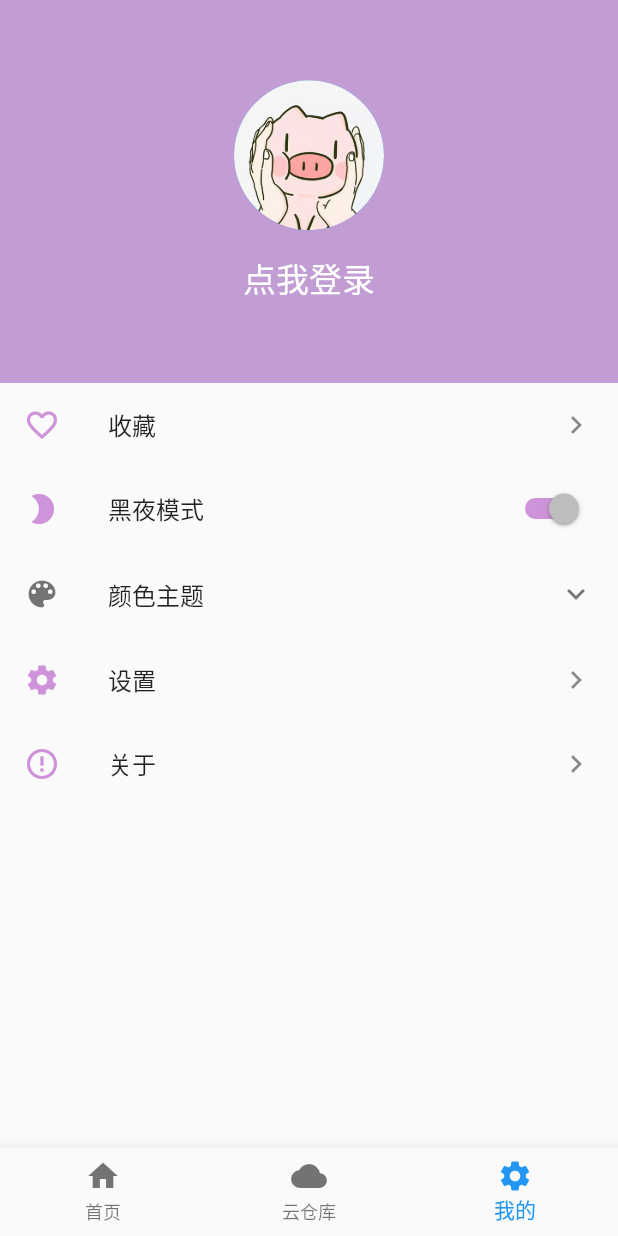
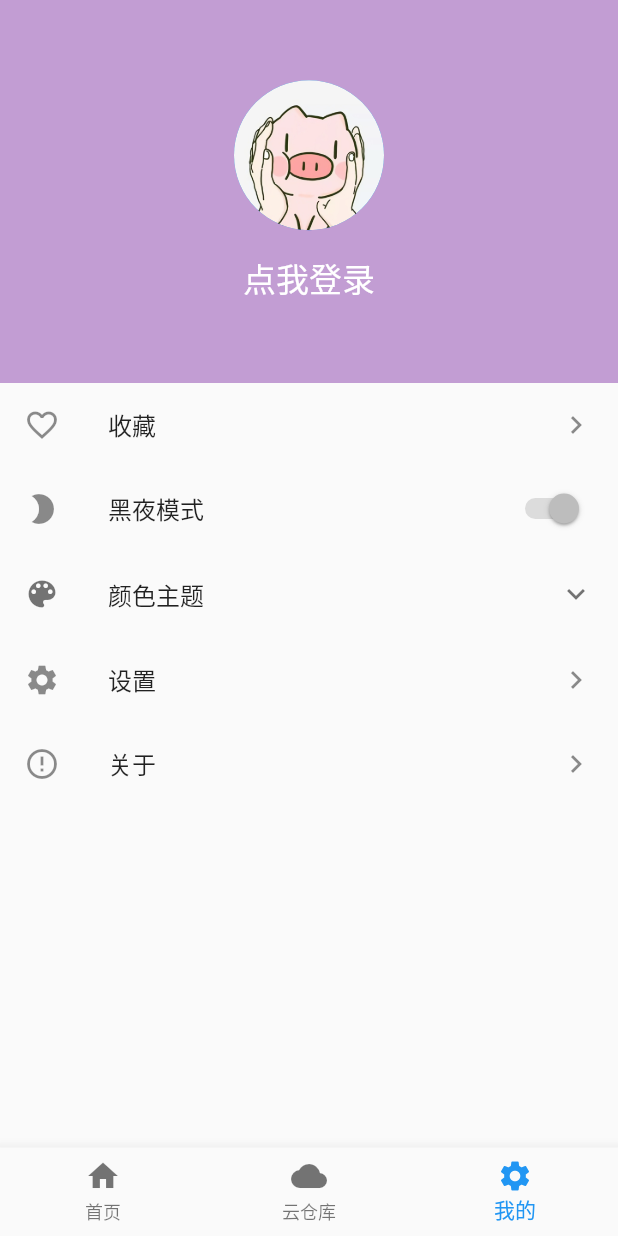
Before and after one commit to wanghuajian620/venus, a Flutter app: the screen it shows after launch, item 3 of the bottom bar chosen, after a tap on "黑夜模式", on a phone screen of 412 x 824 dp. Run offline on Flutter 3.47's test engine with Material 2 defaults, Android fonts, the phone set to English and light mode, and no system bars; missing offline and left inert: flustars.

Commit message:
Provider 的颜色使用

```diff
--- a/oceanside/lib/main.dart
+++ b/oceanside/lib/main.dart
@@ -9,13 +9,14 @@ void main() => runApp(MyApp());
 
 class MyApp extends StatelessWidget {
   Color _themeColor;
+
   @override
   Widget build(BuildContext context) {
     return MultiProvider(
       providers: [ChangeNotifierProvider.value(value: ThemeModel())],
       child: Consumer<ThemeModel>(
-        builder: (context, appinfo, _) {
-          String colorKey =appinfo.themeColor;
+        builder: (context, apptheme, _) {
+          String colorKey = apptheme.themeColor;
           if(themeColorMap[colorKey] != null) {
             _themeColor = themeColorMap[colorKey];
           }
@@ -24,7 +25,6 @@ class MyApp extends StatelessWidget {
             theme: ThemeData(
               primaryColor: _themeColor,
               accentColor: _themeColor,
-              // iconTheme: IconThemeData(color: _themeColor)
             ),
             // home: MyHomePage(title: 'Flutter Demo Home Page'),
             // home: TabNavigator(),
@@ -36,66 +36,3 @@ class MyApp extends StatelessWidget {
     );
   }
 }
-
-// class MyHomePage extends StatefulWidget {
-//   MyHomePage({Key key, this.title}) : super(key: key);
-
-//   final String title;
-
-//   @override
-//   _MyHomePageState createState() => _MyHomePageState();
-// }
-
-// class _MyHomePageState extends State<MyHomePage> {
-//   int _counter = 0;
-
-//   get isInitialRoute => null;
-
-//   void _incrementCounter() {
-//     setState(() {
-//       _counter++;
-//     });
-//   }
-
-//   @override
-//   Widget build(BuildContext context) {
-//     return Scaffold(
-//       appBar: AppBar(
-//         // Here we take the value from the MyHomePage object that was created by
-//         // the App.build method, and use it to set our appbar title.
-//         title: Text(widget.title),
-//       ),
-//       body: Center(
-//         child: Column(
-//           mainAxisAlignment: MainAxisAlignment.center,
-//           children: <Widget>[
-//             Text(
-//               'You have pushed the button this many times:',
-//             ),
-//             Text(
-//               '$_counter',
-//               style: Theme.of(context).textTheme.display1,
-//             ),
-//             FlatButton(
-//               onPressed: () {
-//                 Navigator.push(context, MaterialPageRoute(
-//                     builder: (context) {return NewRoute(value: '我就是第一页想传给你第二页的数据',);},
-//                     settings: RouteSettings(name: 'happy', isInitialRoute: true), // 没啥效果啊老铁
-//                     // fullscreenDialog: true //表示新的路由页面是否是一个全屏的模态对话框，在iOS中，如果fullscreenDialog为true，新页面将会从屏幕底部滑入（而不是水平方向）
-//                   )
-//                 );
-//               },
-//               child: Text("open new route"),
-//               textColor: Colors.blue,
-//             )
-//           ],
-//         ),
-//       ),
-//       floatingActionButton: FloatingActionButton(
-//         onPressed: _incrementCounter,
-//         tooltip: 'Increment',
-//         child: Icon(Icons.add),
-//       ), // This trailing comma makes auto-formatting nicer for build methods.
-//     );
-//   }
-// }
--- a/oceanside/lib/pages/mine/list.dart
+++ b/oceanside/lib/pages/mine/list.dart
@@ -1,39 +1,47 @@
 import 'package:flutter/material.dart';
+import 'package:provider/provider.dart';
+import 'package:flustars/flustars.dart';
+
 import 'package:oceanside/model/theme_model.dart';
-import 'package:provider/provider.dart';
 import 'package:oceanside/common/constant.dart';
 
-class OceanList extends StatelessWidget {
-  dynamic _colorKey;
-  // dynamic _themeColor;
+class OceanList extends StatefulWidget {
+  OceanList({Key key}) : super(key: key);
+
+  @override
+  _OceanListState createState() => _OceanListState();
+}
+
+class _OceanListState extends State<OceanList> {
+  String _colorKey;
+
   @override
   Widget build(BuildContext context) {
+    return Consumer<ThemeModel>(
+      builder: (context, apptheme, _) {
         return ListView(
-      children: <Widget>[
+          children: [
             ListTile(
-          leading: Icon(Icons.favorite_border, color: Colors.purple[200],),
-          title: Text('收藏'),
+              leading: Icon(Icons.favorite_border, color: themeColorMap[apptheme.themeColor],),
+              title: Text('收藏', style: TextStyle(color: themeColorMap[apptheme.themeColor]),),
               trailing: Icon(Icons.keyboard_arrow_right),
               onTap: () {},
             ),
             ListTile(
-          leading: Icon(Icons.brightness_2, color: Colors.purple[200],),
-          title: Text('黑夜模式'),
+              leading: Icon(Icons.brightness_2, color: themeColorMap[apptheme.themeColor],),
+              title: Text('黑夜模式', style: TextStyle(color: themeColorMap[apptheme.themeColor]),),
               // trailing: Icon(Icons.keyboard_arrow_right),
-          trailing: Switch(value: true, onChanged: null, activeColor: Colors.purple[200],activeTrackColor: Colors.purple[200],),
+              trailing: Switch(value: true, onChanged: null, activeColor: themeColorMap[apptheme.themeColor],activeTrackColor: themeColorMap[apptheme.themeColor],),
               onTap: () {},
             ),
-        // ListTile(
-        //   leading: Icon(Icons.palette, color: Colors.purple[200],),
-        //   title: Text('色彩主题'),
-        //   trailing: Icon(Icons.keyboard_arrow_down),
-        //   onTap: () {},
-        // ),
             ExpansionTile(
-          leading: Icon(Icons.color_lens),
-          title: Text('颜色主题'),
+              leading: Icon(Icons.color_lens, color: themeColorMap[apptheme.themeColor],),
+              title: Text(
+                '颜色主题',
+                style: TextStyle(color: themeColorMap[apptheme.themeColor]),
+              ),
               initiallyExpanded: false,
-          children: <Widget>[
+              children: [
                 Padding(
                   padding: EdgeInsets.only(left: 10, right: 10, bottom: 10),
                   child: Wrap(
@@ -43,43 +51,39 @@ class OceanList extends StatelessWidget {
                       Color value = themeColorMap[key];
                       return InkWell(
                         onTap: () {
-                      // setState(() {
-                      //   _colorKey = key;
-                      // });
-                      // SpUtil.putString('key_theme_color', key);
-                      Provider.of<ThemeModel>(context, listen: false)
-                          .setTheme(_colorKey = key);
+                          setState(() {
+                            _colorKey = key;
+                          });
+                          SpUtil.putString('key_theme_color', key);
+                          Provider.of<ThemeModel>(context, listen: false).setTheme(_colorKey = key);
                         },
                         child: Container(
                           width: 40,
                           height: 40,
                           color: value,
-                      child: _colorKey == key
-                          ? Icon(
-                              Icons.done,
-                              color: Colors.white,
-                            )
-                          : null,
+                          child: _colorKey == key ? Icon(Icons.done,color: Colors.white,) : null,
                         ),
                       );
                     }).toList(),
                   ),
                 )
-          ],
+              ]
             ),
             ListTile(
-          leading: Icon(Icons.settings, color: Colors.purple[200],),
-          title: Text('设置'),
+              leading: Icon(Icons.settings, color: themeColorMap[apptheme.themeColor],),
+              title: Text('设置', style: TextStyle(color: themeColorMap[apptheme.themeColor]),),
               trailing: Icon(Icons.keyboard_arrow_right),
               onTap: () {},
             ),
             ListTile(
-          leading: Icon(Icons.error_outline, color: Colors.purple[200],),
-          title: Text('关于'),
+              leading: Icon(Icons.error_outline, color: themeColorMap[apptheme.themeColor],),
+              title: Text('关于', style: TextStyle(color: themeColorMap[apptheme.themeColor]),),
               trailing: Icon(Icons.keyboard_arrow_right),
               onTap: () {},
             )
           ],
         );
       }
+    );
   }
+}
--- a/oceanside/lib/pages/tab/index.dart
+++ b/oceanside/lib/pages/tab/index.dart
@@ -1,7 +1,12 @@
 import 'package:flutter/material.dart';
+import 'package:provider/provider.dart';
+import 'package:flustars/flustars.dart';
+
+import 'package:oceanside/model/theme_model.dart';
 import 'package:oceanside/pages/blog/index.dart';
 import 'package:oceanside/pages/home/index.dart';
 import 'package:oceanside/pages/mine/index.dart';
+
 
 List<Widget> pages = <Widget>[
   Home(),
@@ -20,6 +25,20 @@ class _TabNavigatorState extends State<TabNavigator> {
   var _pageController = PageController();
   int _selectedIndex = 0;
   DateTime _lastPressed;
+  String _colorKey;
+
+  @override
+  void initState() {
+    super.initState();
+    _initAsync();
+  }
+
+  Future<void> _initAsync() async {
+    await SpUtil.getInstance();
+    _colorKey = SpUtil.getString('key_theme_color', defValue: 'blue');
+    // 设置初始化主题颜色
+    Provider.of<ThemeModel>(context, listen: false).setTheme(_colorKey);
+  }
 
   @override
   Widget build(BuildContext context) {
--- a/oceanside/pubspec.yaml
+++ b/oceanside/pubspec.yaml
@@ -24,6 +24,7 @@ dependencies:
   # Use with the CupertinoIcons class for iOS style icons.
   cupertino_icons: ^0.1.2
   provider: ^4.1.2
+  flustars: ^0.3.2
 
 dev_dependencies:
   flutter_test:
```
Also changed, not shown: oceanside/pubspec.lock, 5 other files. Lines whose indentation alone changed are shown as unchanged.
